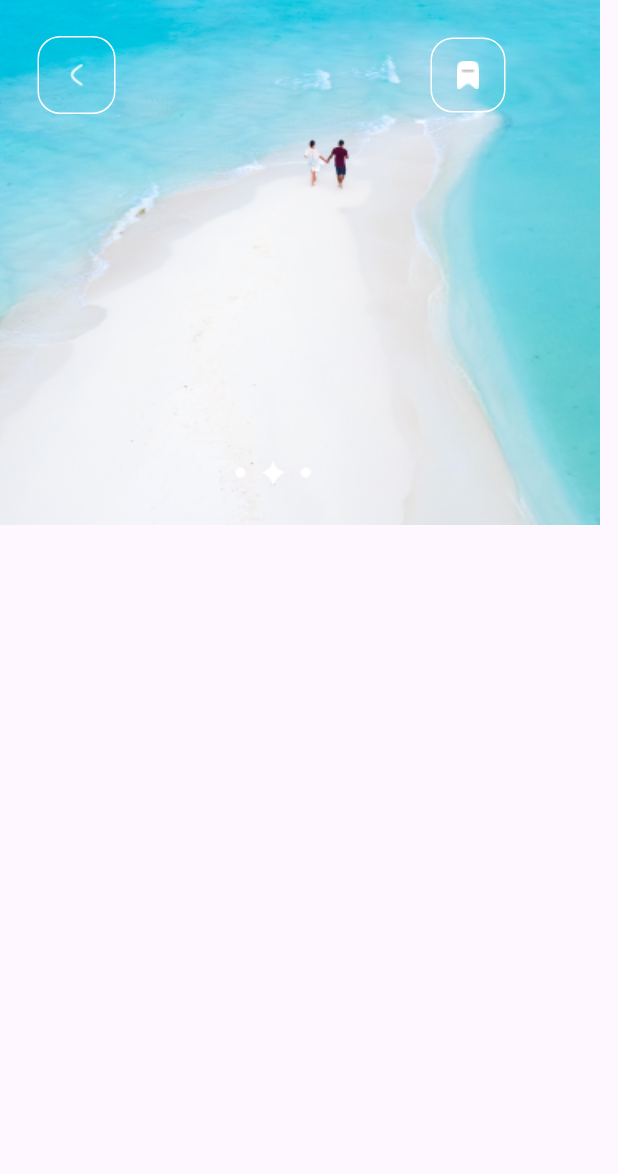
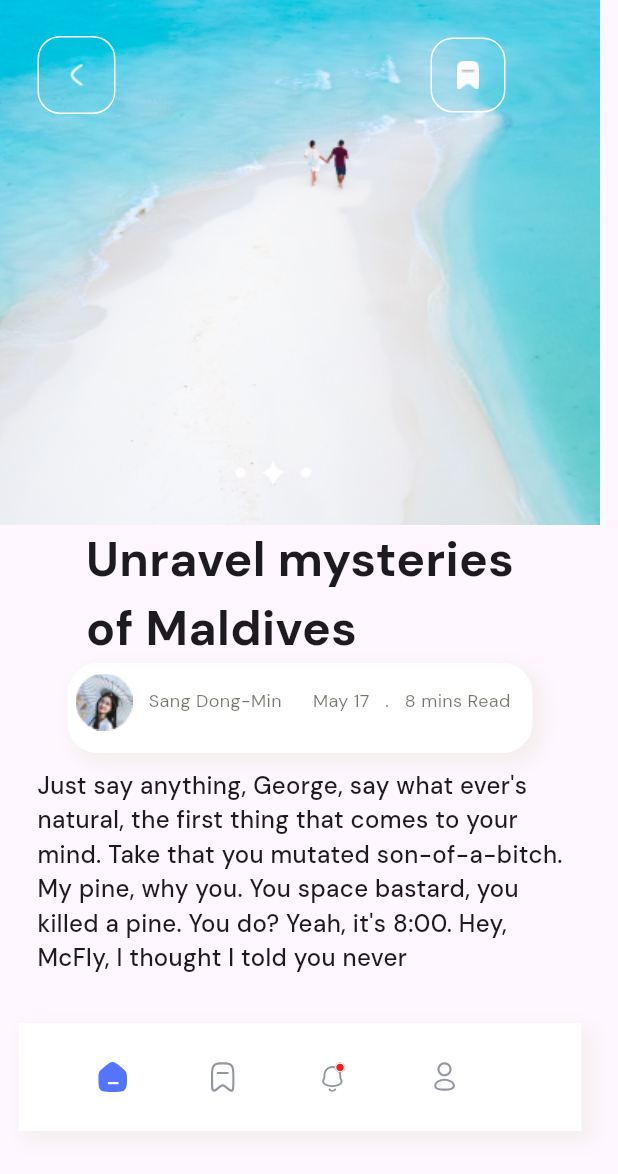
Before and after one commit to Rhunnan/travel_news_app, a Flutter app: the SecondPage screen opened directly, on a phone screen of 412 x 824 dp. Shown: the top 1174 px of the screen. Run offline on Flutter 3.47's test engine with Material 2 defaults, Android fonts, the phone set to English and light mode, and no system bars; our stand-ins replace flutter_svg, google_fonts.

Commit message:
complete page 2

```diff
--- a/lib/components/secondPage.dart
+++ b/lib/components/secondPage.dart
@@ -1,5 +1,7 @@
 import 'package:flutter/material.dart';
 import 'package:flutter_svg/flutter_svg.dart';
+import 'package:google_fonts/google_fonts.dart';
+import 'package:travel_news_app/components/navigationComponent.dart';
 
 class SecondPage extends StatelessWidget {
   const SecondPage({super.key});
@@ -7,7 +9,9 @@ class SecondPage extends StatelessWidget {
   @override
   Widget build(BuildContext context) {
     return Scaffold(
-        body: Container(
+        body: Column(
+      children: [
+        Container(
           height: 350,
           width: 400,
           decoration: const BoxDecoration(
@@ -17,7 +21,8 @@ class SecondPage extends StatelessWidget {
           child: Row(
             children: [
               Padding(
-            padding: const EdgeInsets.only(left: 25, right: 80, bottom: 250),
+                padding:
+                    const EdgeInsets.only(left: 25, right: 80, bottom: 250),
                 child: Container(
                   decoration: BoxDecoration(
                       borderRadius: BorderRadius.circular(15),
@@ -31,12 +36,10 @@ class SecondPage extends StatelessWidget {
               ),
               Padding(
                 padding: const EdgeInsets.only(top: 280, right: 80),
-            child: Container(
                 child: Image.asset(
                   "assets/images/diamond.png",
                   height: 50,
                   width: 50,
-              ),
                 ),
               ),
               Padding(
@@ -55,42 +58,93 @@ class SecondPage extends StatelessWidget {
               ),
             ],
           ),
+        ),
+        //maldives text till bottom
+        Container(
+          height: 406,
+          width: 375,
+          decoration: const BoxDecoration(
+              borderRadius: BorderRadius.only(
+                  topLeft: Radius.circular(30), topRight: Radius.circular(30))),
+          child: Column(
+            children: [
+              Text(
+                "Unravel mysteries\nof Maldives",
+                style: GoogleFonts.dmSans(
+                    fontSize: 32, fontWeight: FontWeight.w700),
+              ),
+              Container(
+                  height: 60,
+                  width: 310,
+                  decoration: BoxDecoration(
+                      borderRadius: BorderRadius.circular(20),
+                      boxShadow: const [
+                        BoxShadow(
+                          color: Color.fromARGB(255, 244, 238, 238),
+                          offset: Offset(
+                            5.0,
+                            5.0,
+                          ),
+                          blurRadius: 10.0,
+                          spreadRadius: 2.0,
+                        ),
+                        BoxShadow(
+                          color: Colors.white,
+                          offset: Offset(0.0, 0.0),
+                          blurRadius: 0.0,
+                          spreadRadius: 0.0,
                         )
-        // appBar: AppBar(
-        //   elevation: 1,
-        //   flexibleSpace: Container(
-        //     height: 1000,
-        //     width: 400,
-        //     decoration: const BoxDecoration(
-        //         image: DecorationImage(
-        //             image: AssetImage("assets/images/secondPageImage.png"),
-        //             fit: BoxFit.cover)),
-        //   ),
-        //   toolbarHeight: 300,
-        //   leading: Container(
-        //     decoration: BoxDecoration(
-        //         borderRadius: BorderRadius.circular(15),
-        //         border: Border.all(color: Colors.white)),
-        //     child: Image.asset(
-        //       "assets/images/arrow_back.png",
-        //       height: 50,
-        //       width: 50,
-        //     ),
-        //   ),
-        //   actions: [
-        //     Container(
-        //         height: 50,
-        //         width: 50,
-        //         decoration: BoxDecoration(
-        //             border: Border.all(color: Colors.white),
-        //             borderRadius: BorderRadiusDirectional.circular(15)),
-        //         child: Image.asset(
-        //           "assets/images/bookmark.png",
-        //           height: 50,
-        //           width: 50,
-        //         ))
-        //   ],
-        // ),
-        );
+                      ]),
+                  child: Padding(
+                    padding: const EdgeInsets.only(bottom: 10),
+                    child: Row(
+                      children: [
+                        Padding(
+                          padding: const EdgeInsets.only(
+                            top: 2,
+                            left: 0,
+                          ),
+                          child: Container(
+                            height: 49,
+                            width: 49,
+                            decoration: const BoxDecoration(
+                                image: DecorationImage(
+                                    image: AssetImage(
+                              "assets/images/profileSroll.png",
+                            ))),
+                          ),
+                        ),
+
+                        Padding(
+                          padding: const EdgeInsets.only(
+                              left: 5, top: 10, bottom: 10),
+                          child: Text(
+                              'Sang Dong-Min      May 17   .   8 mins Read',
+                              style: GoogleFonts.dmSans(
+                                  fontSize: 12,
+                                  fontWeight: FontWeight.w400,
+                                  color: const Color.fromARGB(146, 15, 15, 1))),
+                        ),
+                        //rgba(147, 151, 160, 1)
+                      ],
+                    ),
+                  )),
+              Padding(
+                padding: const EdgeInsets.only(top: 10),
+                child: Text(
+                  "Just say anything, George, say what ever's \nnatural, the first thing that comes to your\nmind. Take that you mutated son-of-a-bitch.\nMy pine, why you. You space bastard, you\nkilled a pine. You do? Yeah, it's 8:00. Hey,\nMcFly, I thought I told you never ",
+                  style: GoogleFonts.dmSans(
+                      fontSize: 16, fontWeight: FontWeight.w500),
+                ),
+              ),
+              const Padding(
+                padding: EdgeInsets.only(top: 13),
+                child: NavigationComponents(),
+              ),
+            ],
+          ),
+        ),
+      ],
+    ));
   }
 }
--- a/lib/main.dart
+++ b/lib/main.dart
@@ -4,7 +4,6 @@ import 'package:travel_news_app/components/firstPageLowerPartScrollBar.dart';
 import 'package:travel_news_app/components/first_page_horizontalSroll.dart';
 import 'package:travel_news_app/components/navigationComponent.dart';
 import 'package:travel_news_app/components/profileAndSearchBar.dart';
-import 'package:travel_news_app/components/secondPage.dart';
 
 void main() {
   runApp(const MyApp());
```
Lines whose indentation alone changed are shown as unchanged.
